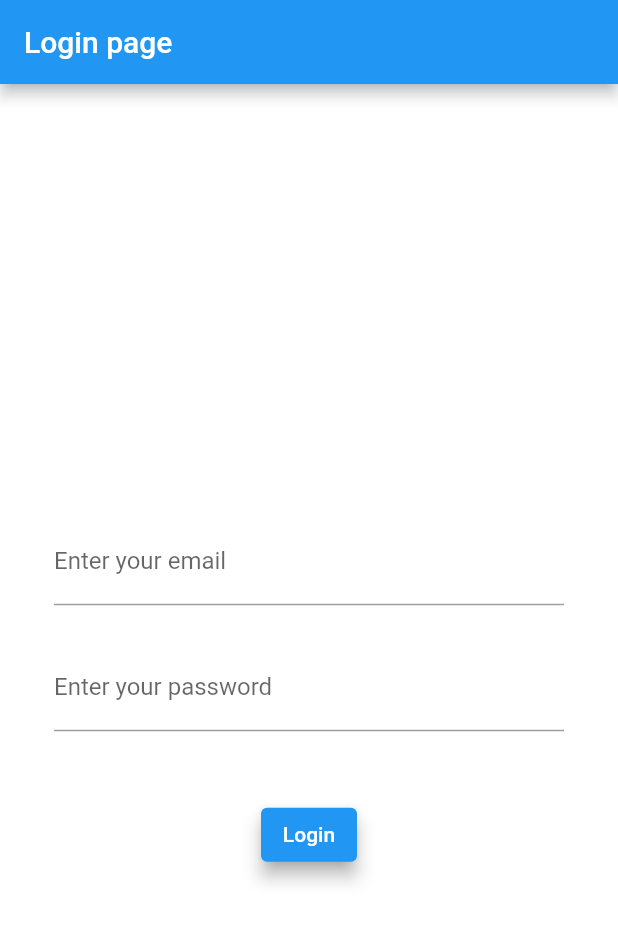
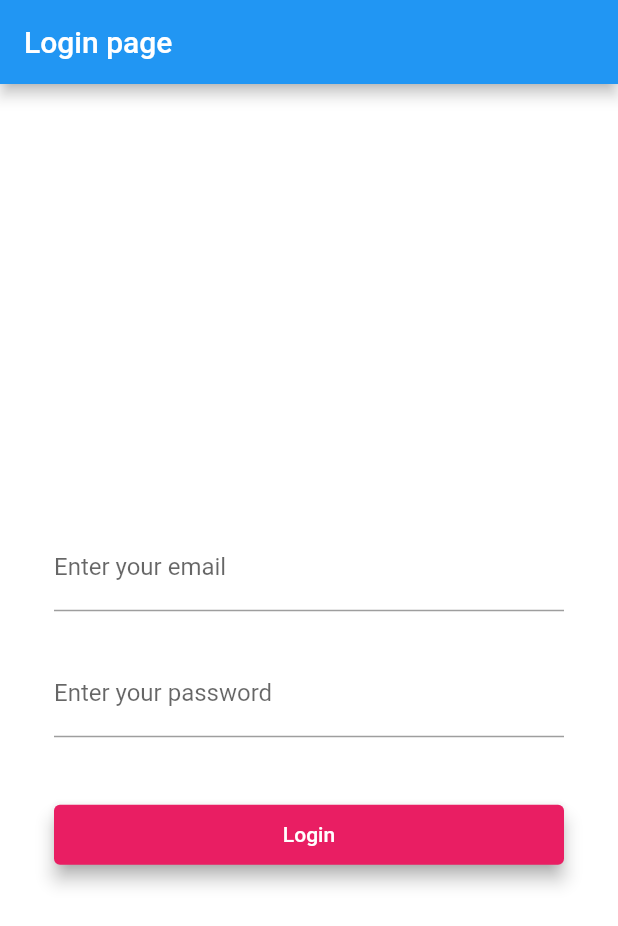
Before and after one commit to anantcodes/P-Track, a Flutter app: the screen it shows after launch, on a phone screen of 412 x 824 dp. Shown: the top 926 px of the screen. Run offline on Flutter 3.47's test engine with Material 2 defaults, Android fonts, the phone set to English and light mode, and no system bars; our stand-ins replace fluttertoast.

Commit message:
theme data added

```diff
--- a/lib/control.dart
+++ b/lib/control.dart
@@ -41,7 +41,7 @@ class _ControlState extends State<Control> {
               color: Colors.grey,
             ),
             Text(
-                'HOME',
+              'Home',
               textAlign: TextAlign.center,
               style: TextStyle(
                 fontSize: 40.0,
@@ -65,7 +65,8 @@ class _ControlState extends State<Control> {
               label: 'School',
             ),
           ],
-          )),
+        ),
+      ),
     );
   }
 }
--- a/lib/login.dart
+++ b/lib/login.dart
@@ -16,7 +16,6 @@ class _LoginState extends State<Login> {
   Widget build(BuildContext context) {
     return MaterialApp(
       home: Scaffold(
-        backgroundColor: Colors.blue,
         appBar: AppBar(
           title: Text("Login page"),
         ),
@@ -43,15 +42,19 @@ class _LoginState extends State<Login> {
                           obscureText: true, //text hiding
                         ),
                         SizedBox(height: 45.0),
-                        TextButton(
+                        Container(
+                          width: double.infinity,
+                          height: 40,
+                          child: TextButton(
                             style: TextButton.styleFrom(
                               primary: Colors.white,
-                            backgroundColor: Colors.blue,
+                              backgroundColor: Theme.of(context).primaryColor,
                               shadowColor: Colors.grey,
                               elevation: 5.0,
                             ),
                             onPressed: () {
-                            if (emailController.text == 'anant1234@gmail.com' &&
+                              if (emailController.text ==
+                                      'anant1234@gmail.com' &&
                                   passwordController.text ==
                                       'anant') // email and password static
                               {
@@ -73,6 +76,7 @@ class _LoginState extends State<Login> {
                               }
                             },
                             child: Text('Login'),
+                          ),
                         )
                       ]))),
         ),
--- a/lib/splash.dart
+++ b/lib/splash.dart
@@ -1,5 +1,4 @@
 import 'dart:async';
-
 import 'package:flutter/material.dart';
 import 'package:p_track/login.dart';
 
```
Also changed, not shown: lib/main.dart (+9 -4 lines). Lines whose indentation alone changed are shown as unchanged.
